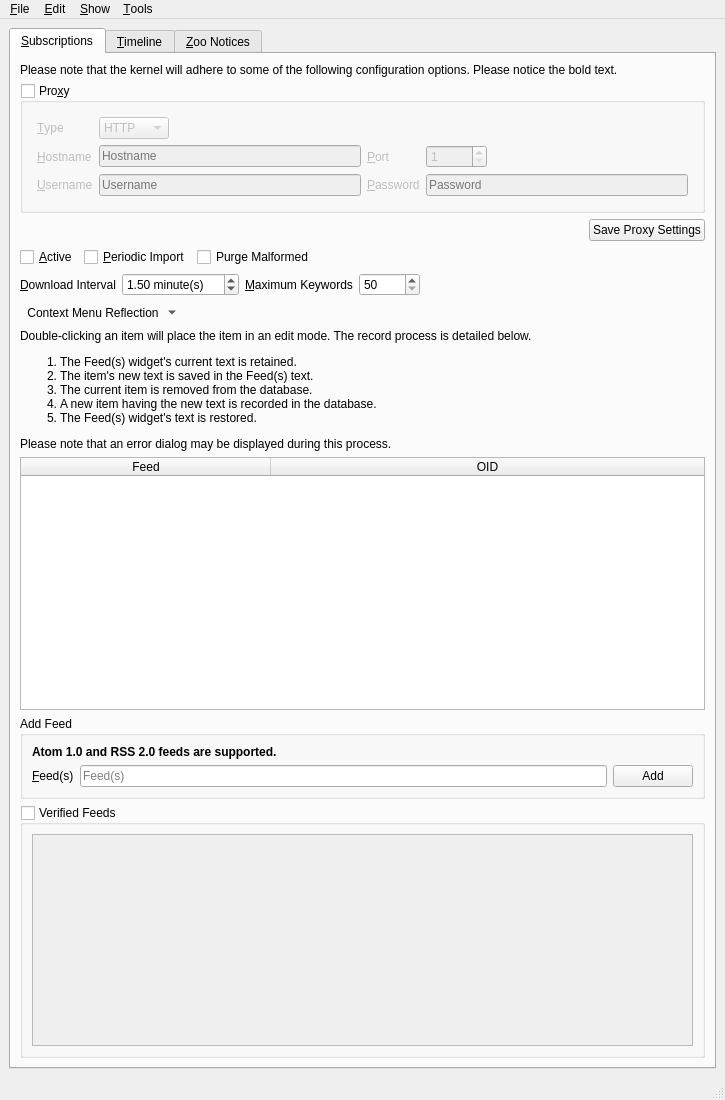
This is branches/trunk/UI/spot-on-rss.ui in textbrowser/spot-on as Qt 5 draws it before an edit. The edited form follows.
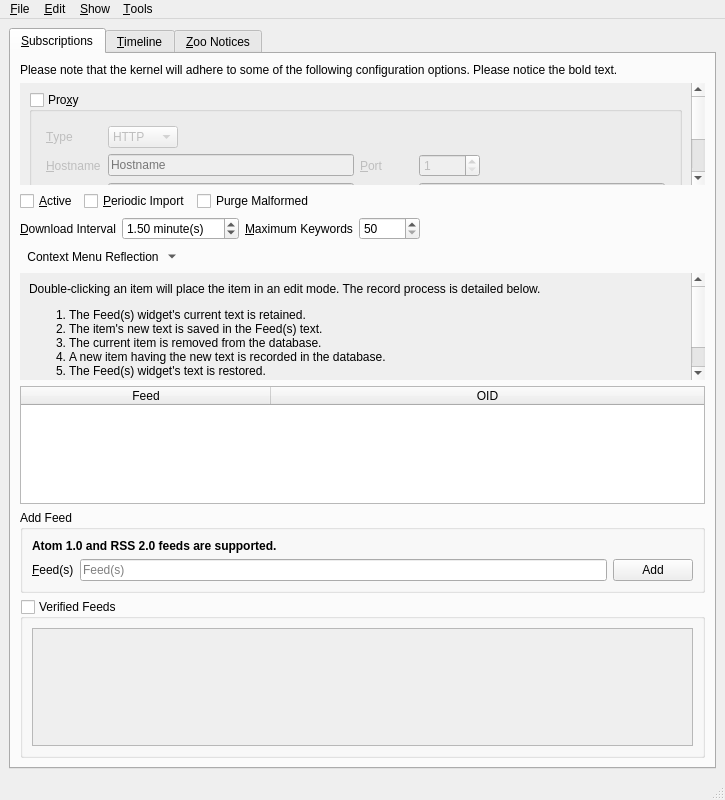
This is the edited form. Icons and pictures are not drawn. Custom widgets are drawn as their Qt base class.

```diff
--- a/branches/trunk/UI/spot-on-rss.ui
+++ b/branches/trunk/UI/spot-on-rss.ui
@@ -7,7 +7,7 @@
     <x>0</x>
     <y>0</y>
     <width>725</width>
-    <height>1100</height>
+    <height>800</height>
    </rect>
   </property>
   <property name="windowIcon">
@@ -37,6 +37,24 @@
          </widget>
         </item>
         <item>
+         <widget class="QScrollArea" name="scrollArea_2">
+          <property name="frameShape">
+           <enum>QFrame::NoFrame</enum>
+          </property>
+          <property name="widgetResizable">
+           <bool>true</bool>
+          </property>
+          <widget class="QWidget" name="scrollAreaWidgetContents_2">
+           <property name="geometry">
+            <rect>
+             <x>0</x>
+             <y>-52</y>
+             <width>672</width>
+             <height>238</height>
+            </rect>
+           </property>
+           <layout class="QVBoxLayout" name="verticalLayout_8">
+            <item>
          <widget class="QGroupBox" name="proxy">
           <property name="toolTip">
            <string>Monitored by the kernel.</string>
@@ -263,6 +281,10 @@
           </item>
          </layout>
         </item>
+           </layout>
+          </widget>
+         </widget>
+        </item>
         <item>
          <layout class="QHBoxLayout" name="horizontalLayout_2">
           <item>
@@ -423,6 +445,24 @@
          </layout>
         </item>
         <item>
+         <widget class="QScrollArea" name="scrollArea_3">
+          <property name="frameShape">
+           <enum>QFrame::NoFrame</enum>
+          </property>
+          <property name="widgetResizable">
+           <bool>true</bool>
+          </property>
+          <widget class="QWidget" name="scrollAreaWidgetContents_3">
+           <property name="geometry">
+            <rect>
+             <x>0</x>
+             <y>-75</y>
+             <width>672</width>
+             <height>210</height>
+            </rect>
+           </property>
+           <layout class="QVBoxLayout" name="verticalLayout_9">
+            <item>
          <widget class="QLabel" name="label_12">
           <property name="text">
            <string>&lt;html&gt;&lt;head/&gt;&lt;body&gt;&lt;p&gt;Double-clicking an item will place the item in an edit mode. The record process is detailed below.&lt;/p&gt;&lt;ol&gt;&lt;li&gt;The Feed(s) widget's current text is retained.&lt;/li&gt;&lt;li&gt;The item's new text is saved in the Feed(s) text.&lt;/li&gt;&lt;li&gt;The current item is removed from the database.&lt;/li&gt;&lt;li&gt;A new item having the new text is recorded in the database.&lt;/li&gt;&lt;li&gt;The Feed(s) widget's text is restored.&lt;/li&gt;&lt;/ol&gt;&lt;p&gt;Please note that an error dialog may be displayed during this process.&lt;/p&gt;&lt;/body&gt;&lt;/html&gt;</string>
@@ -432,6 +472,10 @@
           </property>
          </widget>
         </item>
+           </layout>
+          </widget>
+         </widget>
+        </item>
         <item>
          <widget class="QTableWidget" name="feeds">
           <property name="alternatingRowColors">
```
Left out of the diff: 7 changed lines with no effect on the pictures. Lines whose indentation alone changed are shown as unchanged.
